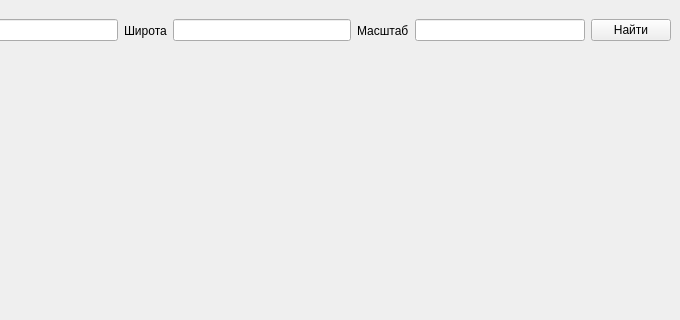
Qt form MainWindow.ui (SutsuraGod/Maps-API-Project) before a commit; both pictures show x 120 to 800 and y 0 to 320 of the 800 by 645 pixel window.
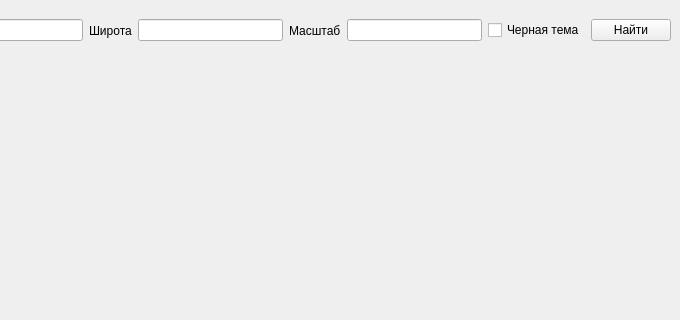
The same form after that commit.

Commit message: Решил четвертую часть задачи

Diff of the .ui file:
```diff
--- a/MainWindow.ui
+++ b/MainWindow.ui
@@ -66,6 +66,13 @@
        </item>
       </layout>
      </item>
+     <item>
+      <widget class="QCheckBox" name="themeCheckBox">
+       <property name="text">
+        <string>Черная тема</string>
+       </property>
+      </widget>
+     </item>
      <item>
       <widget class="QPushButton" name="searchButton">
        <property name="text">
```
The commit also changes 2 other files.
